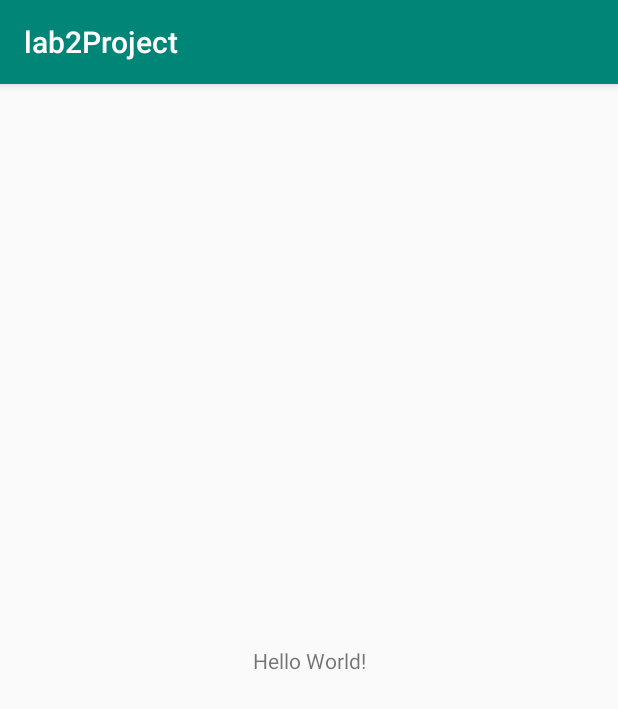
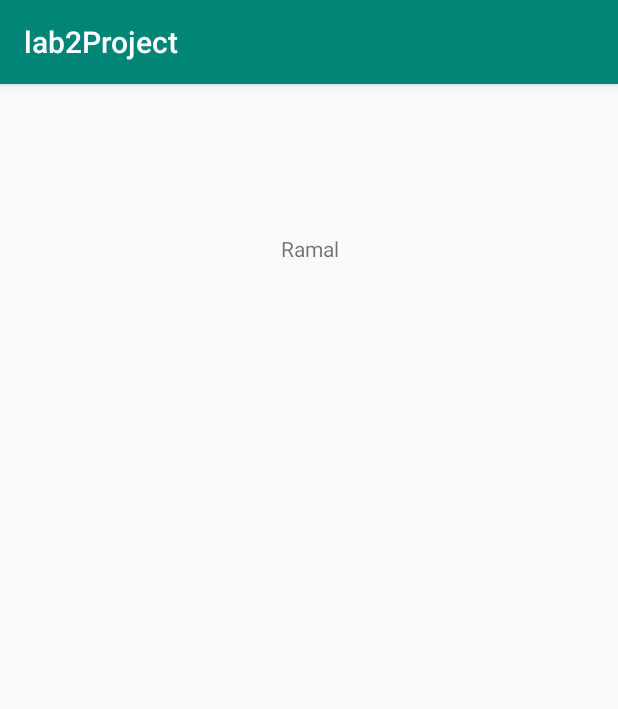
Before and after one commit to RamalSatharasinghe/lab2Project, an Android app: the screen it shows after launch (MainActivity), on a phone screen of 412 x 824 dp. Shown: the top 709 px of the screen. Run offline under Robolectric (Android 15) with nearby library versions, the phone set to English and light mode, and no system bars.

Commit message:
Insert TextView

```diff
--- a/app/src/main/java/com/example/student/lab2project/MainActivity.java
+++ b/app/src/main/java/com/example/student/lab2project/MainActivity.java
@@ -2,12 +2,18 @@ package com.example.student.lab2project;
 
 import android.support.v7.app.AppCompatActivity;
 import android.os.Bundle;
+import android.widget.TextView;
 
 public class MainActivity extends AppCompatActivity {
+
+    TextView text1;
 
     @Override
     protected void onCreate(Bundle savedInstanceState) {
         super.onCreate(savedInstanceState);
         setContentView(R.layout.activity_main);
+
+        text1 = findViewById(R.id.textView);
+        text1.setText(R.string.name1);
     }
 }
--- a/app/src/main/res/layout/activity_main.xml
+++ b/app/src/main/res/layout/activity_main.xml
@@ -7,12 +7,14 @@
     tools:context=".MainActivity">
 
     <TextView
+        android:id="@+id/textView"
         android:layout_width="wrap_content"
         android:layout_height="wrap_content"
-        android:text="Hello World!"
-        app:layout_constraintBottom_toBottomOf="parent"
-        app:layout_constraintLeft_toLeftOf="parent"
-        app:layout_constraintRight_toRightOf="parent"
+        android:layout_marginTop="100dp"
+        android:layout_marginEnd="8dp"
+        android:text="TextView"
+        app:layout_constraintEnd_toEndOf="parent"
+        app:layout_constraintHorizontal_bias="0.512"
+        app:layout_constraintStart_toStartOf="parent"
         app:layout_constraintTop_toTopOf="parent" />
-
 </android.support.constraint.ConstraintLayout>
--- a/app/src/main/res/values/strings.xml
+++ b/app/src/main/res/values/strings.xml
@@ -1,3 +1,4 @@
 <resources>
     <string name="app_name">lab2Project</string>
+    <string name="name1">Ramal</string>
 </resources>
```
